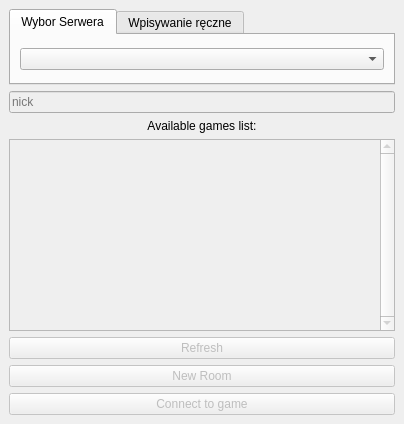
Old version of the form KlientKosci/wybor.ui in the repository Pilif102/Kosci.
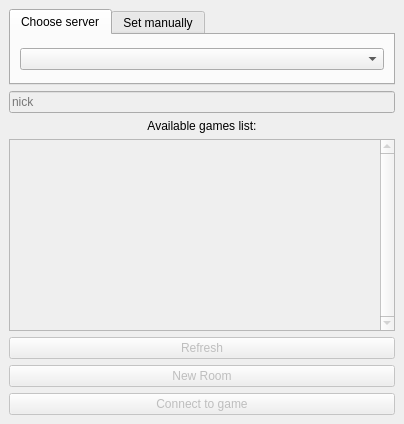
New version of the form.

```diff
--- a/KlientKosci/wybor.ui
+++ b/KlientKosci/wybor.ui
@@ -52,7 +52,7 @@
       </property>
       <widget class="QWidget" name="wybor_2">
        <attribute name="title">
-        <string>Wybor Serwera</string>
+        <string>Choose server</string>
        </attribute>
        <layout class="QVBoxLayout" name="verticalLayout_3">
         <item>
@@ -62,7 +62,7 @@
       </widget>
       <widget class="QWidget" name="IpSetter">
        <attribute name="title">
-        <string>Wpisywanie ręczne</string>
+        <string>Set manually</string>
        </attribute>
        <layout class="QHBoxLayout" name="horizontalLayout">
         <item>
```
